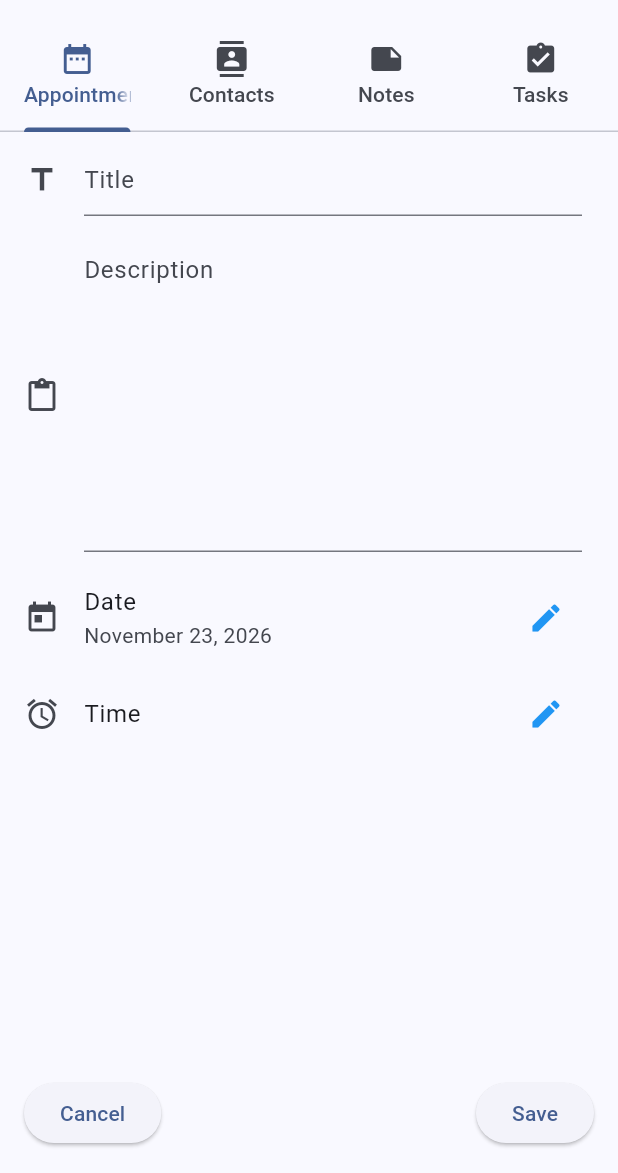
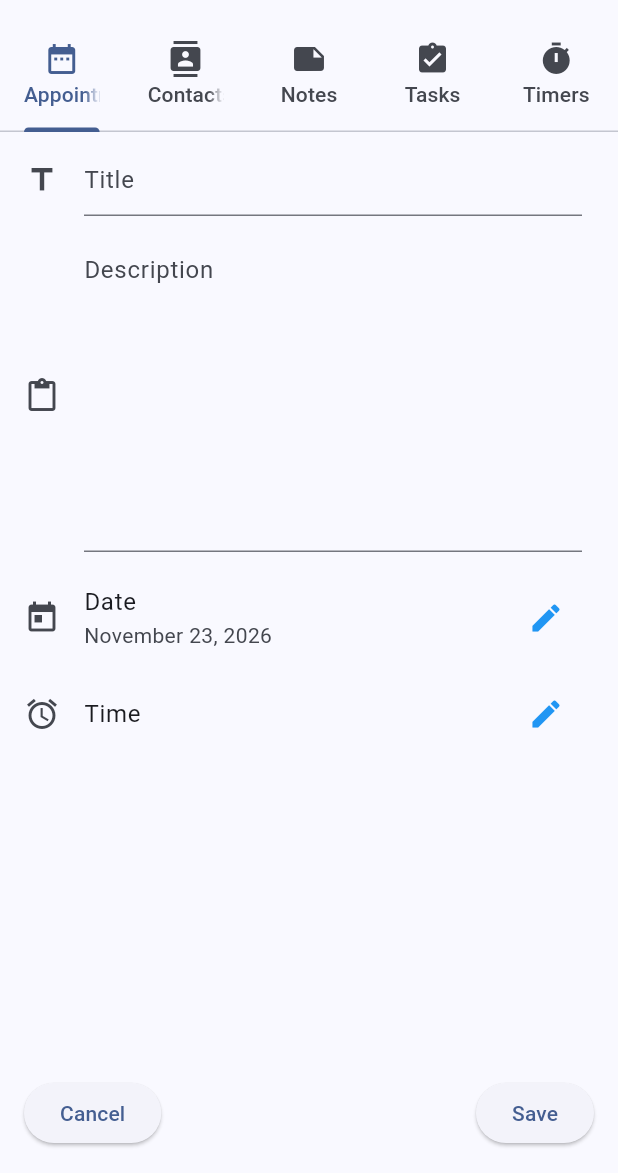
Before and after one commit to Alondraquin/Flutterbook, a Flutter app: the screen it shows after launch, after a tap on the "add" icon, on a phone screen of 412 x 824 dp, the part 63-1236 px from its top. Run offline on Flutter 3.47's test engine with Material 3 defaults, Android fonts, the phone set to English and light mode, and no system bars; our stand-ins replace flutter_calendar_carousel, flutter_slidable, image_picker, sqflite, sqflite_common_ffi; accounts and stored records are empty; statements that could not run were skipped.

Commit message:
added timers tab to main

```diff
--- a/lib/main.dart
+++ b/lib/main.dart
@@ -169,4 +169,12 @@ final _tabs = <_TabInfo>[
       child: const Tasks(),
     ),
   ),
+  (
+    title: 'Timers',
+    icon: Icons.timer,
+    view: ChangeNotifierProvider(
+      create: (_) => TimersModel()..loadData(notify: true),
+      child: const Timers(),
+    ),
+  ),
 ];
```
